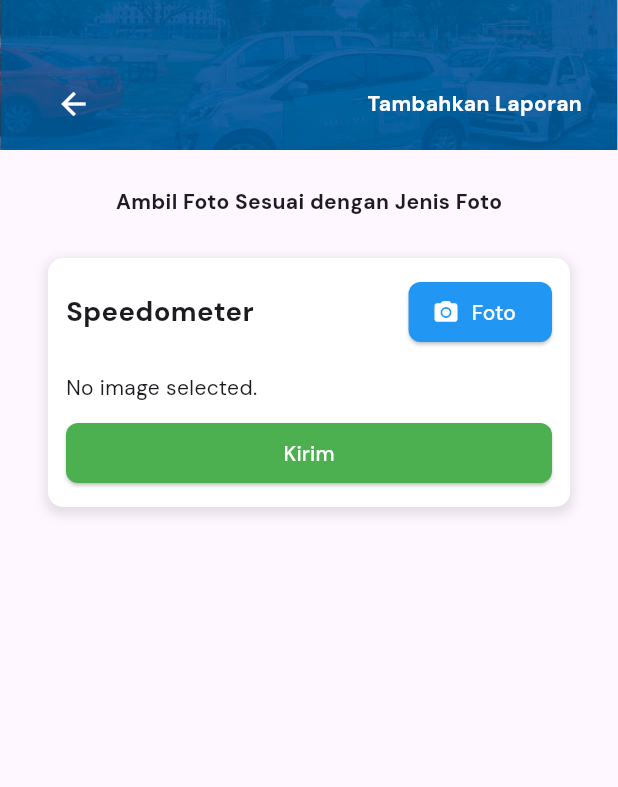
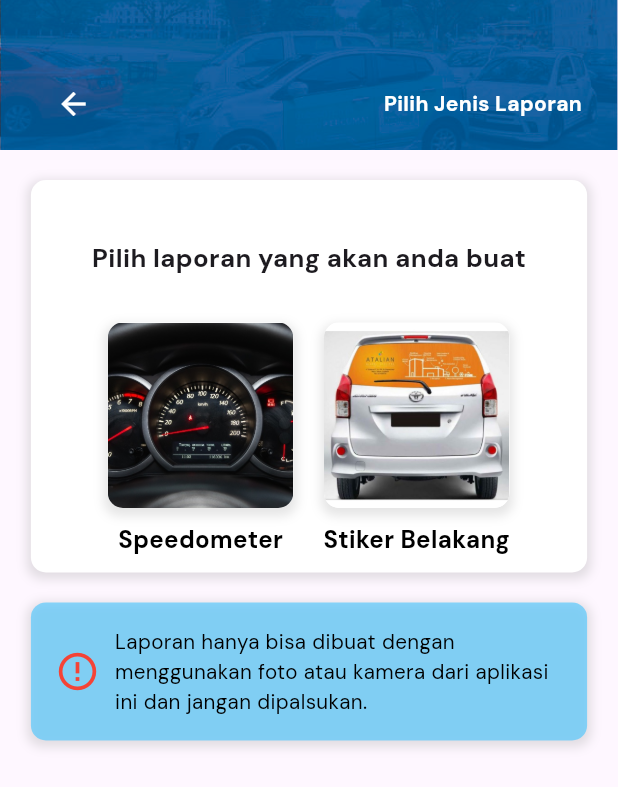
Before and after one commit to pradanna/CarbrandingApps, a Flutter app: the HomeView screen opened by its route, scrolled down 293 dp, after a tap on "Tambahkan Laporan", on a phone screen of 412 x 824 dp. Shown: the top 787 px of the screen. Run offline on Flutter 3.47's test engine with Material 3 defaults, Android fonts, the phone set to English and light mode, and no system bars; our stand-ins replace dio, flutter_screenutil, get, get_storage, image_picker; accounts and stored records are empty.

Commit message:
tambahkan laporan

```diff
--- a/lib/RoutePage.dart
+++ b/lib/RoutePage.dart
@@ -1,4 +1,5 @@
 import 'package:carbranding_apps/camera.dart';
+import 'package:carbranding_apps/chooseReport.dart';
 import 'package:carbranding_apps/home.dart';
 import 'package:carbranding_apps/login.dart';
 import 'package:carbranding_apps/tambahlaporan.dart';
@@ -14,5 +15,6 @@ class RoutePage {
     GetPage(name: "/home", page: () => HomeView()),
     GetPage(name: "/tambahlaporan", page: () => TambahLaporanView()),
     GetPage(name: "/camera", page: () => ImagePickerPage()),
+    GetPage(name: "/chooseReport", page: () => ChooseReport()),
   ];
 }
--- /dev/null
+++ b/lib/chooseReport.dart
@@ -0,0 +1,241 @@
+import 'dart:io';
+
+import 'package:carbranding_apps/Components/TakePhotoCard.dart';
+import 'package:carbranding_apps/Components/photoInfoCard.dart';
+import 'package:carbranding_apps/controller/ReportController.dart';
+import 'package:flutter/material.dart';
+import 'package:flutter_screenutil/flutter_screenutil.dart';
+import 'package:get/get.dart';
+import 'package:image_picker/image_picker.dart';
+import 'controller/imagePickerController.dart';
+
+class ChooseReport extends StatelessWidget {
+  final ImagePickerController controller = Get.put(ImagePickerController());
+  final ReportController reportController = Get.put(ReportController());
+
+  @override
+  Widget build(BuildContext context) {
+    return Scaffold(
+      extendBodyBehindAppBar: true,
+      body: Container(
+        height: 1.sh,
+        child: SingleChildScrollView(
+          child: Column(
+            children: [
+              Stack(
+                children: [
+                  Container(
+                    height: 100,
+                    width: 1.sw,
+                    child: Stack(
+                      children: [
+                        Container(
+                          padding: EdgeInsets.all(16),
+                          height: 100,
+                          width: 1.sh,
+                          decoration: BoxDecoration(
+                              color: Colors.blue,
+                              image: DecorationImage(
+                                image: AssetImage('assets/background.jpg'),
+                                fit: BoxFit
+                                    .cover, // Menyesuaikan ukuran gambar sesuai dengan ukuran container
+                              )),
+                        ),
+                        Positioned(
+                            top: 20,
+                            child: Container(
+                              padding: EdgeInsets.all(24),
+                              width: 1.sw,
+                              child: Row(
+                                mainAxisAlignment:
+                                    MainAxisAlignment.spaceBetween,
+                                children: [
+                                  SizedBox(
+                                      width: 50,
+                                      height: 50,
+                                      child: Icon(
+                                        Icons.arrow_back,
+                                        color: Colors.white,
+                                      )),
+                                  Text(
+                                    "Pilih Jenis Laporan",
+                                    style: TextStyle(
+                                        color: Colors.white,
+                                        fontWeight: FontWeight.bold),
+                                  )
+                                ],
+                              ),
+                            ))
+                      ],
+                    ),
+                  ),
+                ],
+              ),
+              Column(
+                children: [
+                  Container(
+                    margin: EdgeInsets.only(top: 20, bottom: 20),
+                    padding: EdgeInsets.all(10),
+                    width: 0.9.sw,
+                    decoration: BoxDecoration(
+                      color: Colors.white,
+                      borderRadius: BorderRadius.circular(10),
+                      boxShadow: [
+                        BoxShadow(
+                          color: Colors.grey.withOpacity(0.3),
+                          spreadRadius: 2,
+                          blurRadius: 5,
+                          offset: Offset(0, 2), // changes position of shadow
+                        ),
+                      ],
+                    ),
+                    child: Column(
+                      mainAxisAlignment: MainAxisAlignment.center,
+                      children: [
+                        SizedBox(
+                          height: 30,
+                        ),
+                        Text(
+                          "Pilih laporan yang akan anda buat",
+                          style: TextStyle(
+                              fontSize: 15.sp, fontWeight: FontWeight.bold),
+                        ),
+                        SizedBox(
+                          height: 30,
+                        ),
+                        Row(
+                          mainAxisAlignment: MainAxisAlignment.center,
+                          children: [
+                            CustomButton(
+                              label: 'Speedometer',
+                              imagePath: 'assets/speedo.jpg',
+                              onPressed: () {
+                                Get.toNamed('/tambahlaporan',
+                                    arguments: {'type': 'Speedometer'});
+                              },
+                            ),
+                            SizedBox(width: 20),
+                            CustomButton(
+                              label: 'Stiker Belakang',
+                              imagePath: 'assets/stikerbelakang.jpg',
+                              onPressed: () {
+                                Get.toNamed('/tambahlaporan',
+                                    arguments: {'type': 'Stiker Belakang'});
+                              },
+                            ),
+                          ],
+                        ),
+                      ],
+                    ),
+                  ),
+                  Container(
+                    width: 0.9.sw,
+                    padding: EdgeInsets.all(16),
+                    decoration: BoxDecoration(
+                      color: Colors.lightBlueAccent.withOpacity(0.6),
+                      borderRadius: BorderRadius.circular(10),
+                      boxShadow: [
+                        BoxShadow(
+                          color: Colors.grey.withOpacity(0.3),
+                          spreadRadius: 2,
+                          blurRadius: 5,
+                          offset: Offset(0, 2), // changes position of shadow
+                        ),
+                      ],
+                    ),
+                    child: Row(
+                      crossAxisAlignment: CrossAxisAlignment.center,
+                      children: [
+                        Icon(
+                          Icons.error_outline,
+                          color: Colors.red,
+                          size: 30,
+                        ),
+                        SizedBox(width: 10),
+                        Expanded(
+                          child: Text(
+                            'Laporan hanya bisa dibuat dengan menggunakan foto atau kamera dari aplikasi ini dan jangan dipalsukan.',
+                            style: TextStyle(
+                              fontSize: 12.sp,
+                              color: Colors.black,
+                            ),
+                          ),
+                        ),
+                      ],
+                    ),
+                  )
+                ],
+              )
+            ],
+          ),
+        ),
+      ),
+    );
+  }
+}
+
+class CustomButton extends StatelessWidget {
+  final String label;
+  final String imagePath;
+  final VoidCallback onPressed;
+
+  const CustomButton({
+    required this.label,
+    required this.imagePath,
+    required this.onPressed,
+  });
+
+  @override
+  Widget build(BuildContext context) {
+    return GestureDetector(
+      onTap: onPressed,
+      child: Container(
+        child: Column(
+          children: [
+            Container(
+              width: 0.3.sw,
+              height: 0.3.sw,
+              decoration: BoxDecoration(
+                color: Colors.white,
+                borderRadius: BorderRadius.circular(10),
+                boxShadow: [
+                  BoxShadow(
+                    color: Colors.black.withOpacity(0.1),
+                    spreadRadius: 2,
+                    blurRadius: 5,
+                    offset: Offset(0, 3), // changes position of shadow
+                  ),
+                ],
+              ),
+              child: Container(
+                height: double.infinity,
+                width: double.infinity,
+                decoration:
+                    BoxDecoration(borderRadius: BorderRadius.circular(10)),
+                child: ClipRRect(
+                  borderRadius: BorderRadius.circular(10),
+                  child: Image.asset(
+                    imagePath,
+                    fit: BoxFit.cover,
+                  ),
+                ),
+              ),
+            ),
+            SizedBox(
+              height: 10,
+            ),
+            Text(
+              label,
+              style: TextStyle(
+                fontSize: 14.sp,
+                fontWeight: FontWeight.bold,
+                color: Colors.black,
+              ),
+              textAlign: TextAlign.center,
+            ),
+          ],
+        ),
+      ),
+    );
+  }
+}
--- a/lib/controller/ReportController.dart
+++ b/lib/controller/ReportController.dart
@@ -5,10 +5,13 @@ import 'package:get_storage/get_storage.dart';
 class ReportController extends GetxController {
   final Dio.Dio dio = Dio.Dio();
   GetStorage box = GetStorage();
+  var isLoading = false.obs;
+  var uploadProgress = 0.0.obs; // Track upload progress
 
   Future<void> sendReport(
       String type, String lat, String lng, String imagePath) async {
     try {
+      isLoading.value = true;
       String fileName = imagePath.split('/').last;
       var token = await box.read("token");
 
@@ -16,23 +19,26 @@ class ReportController extends GetxController {
         'type': type,
         'latitude': lat,
         'longitude': lng,
-        'image':
-            await Dio.MultipartFile.fromFile(imagePath, filename: fileName),
+        'file': await Dio.MultipartFile.fromFile(imagePath, filename: fileName),
       });
 
       final response = await dio.post(
           'https://carbranding.genossys.com/driver/report',
-          data: formData,
-          options: Dio.Options(headers: {'Authorization': 'Bearer $token'}));
+          data: formData, onSendProgress: (int sent, int total) {
+        uploadProgress.value = sent / total;
+      }, options: Dio.Options(headers: {'Authorization': 'Bearer $token'}));
 
       if (response.statusCode == 200) {
         Get.snackbar('Success', 'Report sent successfully');
+        Get.offAllNamed('/home');
       } else {
         Get.snackbar('Error', 'Failed to send report');
       }
     } catch (e) {
       Get.snackbar('Error', e.toString());
       print('ERROR SENDDATA ' + e.toString());
+    } finally {
+      isLoading.value = false;
     }
   }
 }
--- a/lib/home.dart
+++ b/lib/home.dart
@@ -194,7 +194,7 @@ class HomeView extends StatelessWidget {
       ),
       floatingActionButton: FloatingActionButton.extended(
         onPressed: () {
-          Get.offNamed("/tambahlaporan");
+          Get.toNamed("/chooseReport");
           // Tambahkan aksi yang ingin dilakukan saat tombol ditekan
           print('Floating Action Button Pressed s');
         },
--- a/lib/tambahlaporan.dart
+++ b/lib/tambahlaporan.dart
@@ -15,13 +15,17 @@ class TambahLaporanView extends StatelessWidget {
 
   @override
   Widget build(BuildContext context) {
-    final TextEditingController typeController = TextEditingController();
-    final TextEditingController latController = TextEditingController();
-    final TextEditingController lngController = TextEditingController();
+    // Mengambil argumen menggunakan Get.parameters atau Get.arguments
+    final arguments = Get.arguments as Map<String, dynamic>?;
+
+    // Contoh mengambil nilai itemId
+    final argtype = arguments?['type'];
 
     return Scaffold(
       extendBodyBehindAppBar: true,
-      body: Container(
+      body: Stack(
+        children: [
+          Container(
             height: 1.sh,
             child: SingleChildScrollView(
               child: Column(
@@ -73,56 +77,6 @@ class TambahLaporanView extends StatelessWidget {
                           ],
                         ),
                       ),
-                  Positioned(
-                    top: 200,
-                    child: Container(
-                      width: 1.sw,
-                      child: Center(
-                        child: Container(
-                          padding: EdgeInsets.all(10),
-                          width: 0.8.sw,
-                          height: 100,
-                          decoration: BoxDecoration(
-                            color: Colors.white,
-                            borderRadius: BorderRadius.all(
-                              Radius.circular(10),
-                            ),
-                            boxShadow: [
-                              BoxShadow(
-                                color: Colors.black.withOpacity(0.05),
-                                spreadRadius: 5,
-                                blurRadius: 7,
-                                offset:
-                                    Offset(3, 3), // changes position of shadow
-                              ),
-                            ],
-                          ),
-                          child: Container(
-                            height: double.infinity,
-                            child: Center(
-                              child: Column(
-                                mainAxisAlignment: MainAxisAlignment.center,
-                                children: [
-                                  Text("Iklan yang sedang aktif"),
-                                  Text(
-                                    "UNS Campus ",
-                                    textAlign: TextAlign.center,
-                                    style: TextStyle(
-                                        fontSize: 20.sp,
-                                        fontWeight: FontWeight.bold),
-                                  ),
-                                  Text(
-                                    "Sampai tanggal 20 Juni 2024",
-                                    style: TextStyle(fontSize: 10.sp),
-                                  ),
-                                ],
-                              ),
-                            ),
-                          ),
-                        ),
-                      ),
-                    ),
-                  ),
                     ],
                   ),
                   Container(
@@ -137,21 +91,24 @@ class TambahLaporanView extends StatelessWidget {
                           height: 20,
                         ),
                         Takephotocard(
-                      imagePreview: Obx(() =>
-                          controller.selectedImagePath.value == ''
+                          imagePreview: Obx(() => controller
+                                      .selectedImagePath.value ==
+                                  ''
                               ? Text('No image selected.')
                               : Image.file(
                                   File(controller.selectedImagePath.value))),
                           // Ganti dengan path gambar Anda
-                      photoType: 'Speedometer',
+                          photoType: argtype,
                           onTakePhoto: () =>
                               controller.pickImage(ImageSource.camera),
                           SendData: () {
-                        final type = "Spedo";
+                            final type = argtype.toString();
                             final lat = "-7.546788418548";
                             final lng = "10.1618181681681";
-                        final imagePath = controller.selectedImagePath.value;
-                        reportController.sendReport(type, lat, lng, imagePath);
+                            final imagePath =
+                                controller.selectedImagePath.value;
+                            reportController.sendReport(
+                                type, lat, lng, imagePath);
                           },
                         ),
                       ],
@@ -161,6 +118,35 @@ class TambahLaporanView extends StatelessWidget {
               ),
             ),
           ),
+          Center(child: Obx(() {
+            if (reportController.isLoading.value) {
+              return Container(
+                width: 100,
+                height: 100,
+                decoration: BoxDecoration(
+                    color: Colors.white,
+                    borderRadius: BorderRadius.all(Radius.circular(20))),
+                child: Column(
+                  mainAxisAlignment: MainAxisAlignment.center,
+                  children: [
+                    CircularProgressIndicator(
+                      value: reportController.uploadProgress.value,
+                      semanticsLabel: 'Uploading',
+                    ),
+                    SizedBox(height: 20),
+                    Text(
+                      '${(reportController.uploadProgress.value * 100).toStringAsFixed(0)}%',
+                      style: TextStyle(fontSize: 20),
+                    ),
+                  ],
+                ),
+              );
+            } else {
+              return Container();
+            }
+          }))
+        ],
+      ),
     );
   }
 }
--- a/pubspec.yaml
+++ b/pubspec.yaml
@@ -69,6 +69,8 @@ flutter:
     - assets/seelogo.png
     - assets/background.jpg
     - assets/user.png
+    - assets/speedo.jpg
+    - assets/stikerbelakang.jpg
   #   - images/a_dot_ham.jpeg
 
   # An image asset can refer to one or more resolution-specific "variants", see
```
Also changed, not shown: assets/speedo.jpg (added), assets/stikerbelakang.jpg (added). Lines whose indentation alone changed are shown as unchanged.
